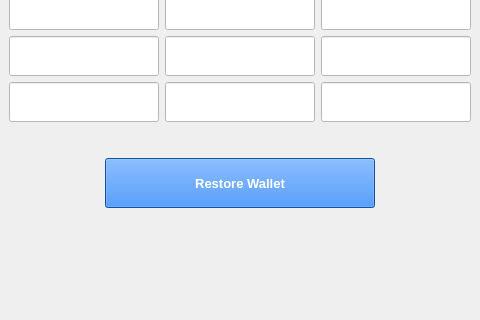
Qt form src/qt/forms/restorewalletpage.ui (projectpai/paicoin) before a commit; both pictures show x 169 to 649 and y 224 to 544 of the 803 by 544 pixel window.
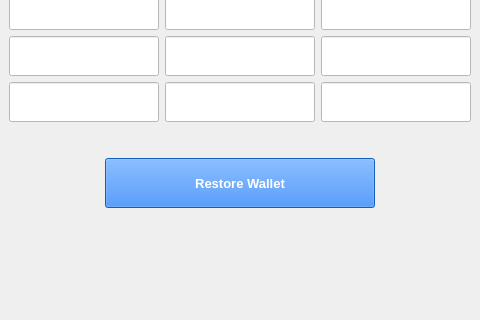
The same form after that commit. Icons and pictures are not drawn.

Commit message: enable RestoreWallet button only if all 12 words are valid

```diff
--- a/src/qt/forms/restorewalletpage.ui
+++ b/src/qt/forms/restorewalletpage.ui
@@ -342,6 +342,9 @@
        </item>
        <item alignment="Qt::AlignHCenter">
         <widget class="QPushButton" name="pushButtonRestoreWallet">
+         <property name="enabled">
+          <bool>false</bool>
+         </property>
          <property name="minimumSize">
           <size>
            <width>270</width>
```
The commit also changes 2 other files.
